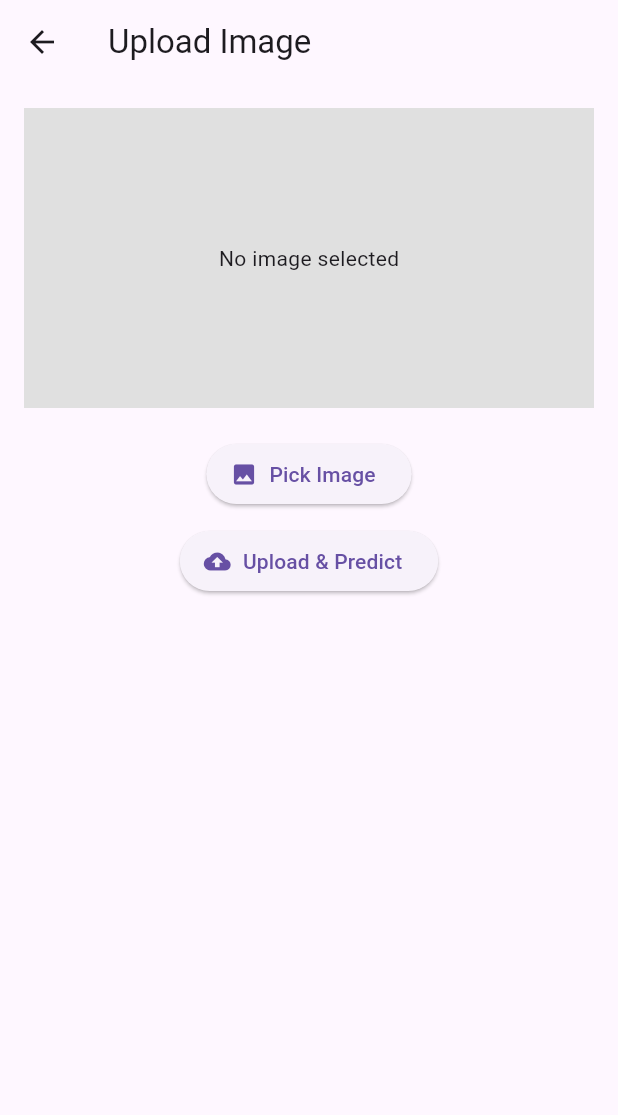
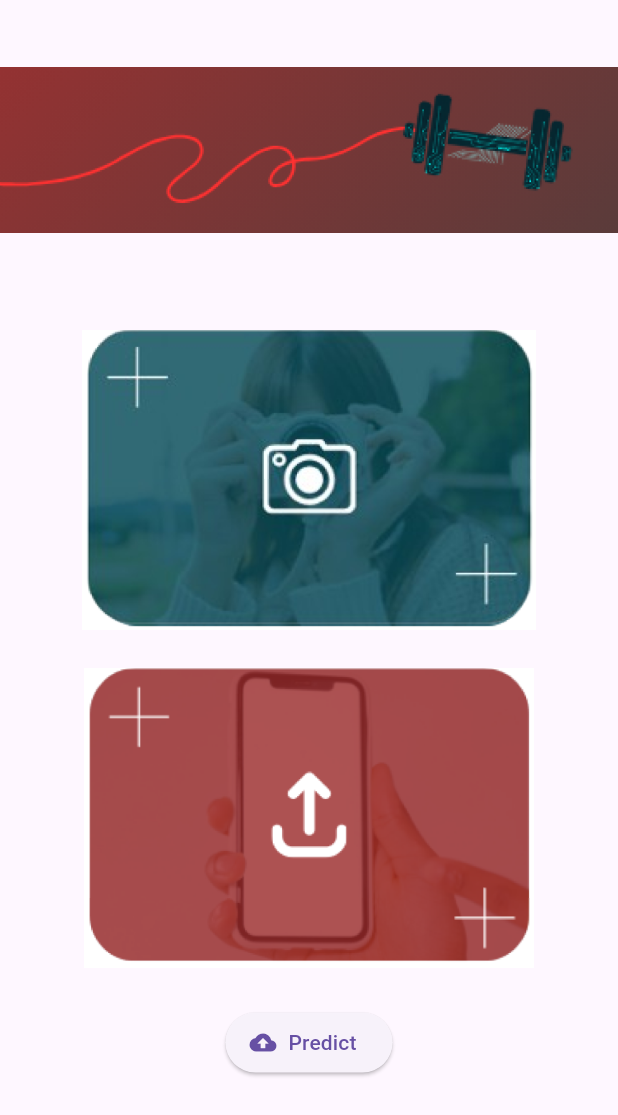
Before and after one commit to Reham-Fagih/My-Trainer, a Flutter app: the UploadScreen screen opened by its route, on a phone screen of 412 x 824 dp. Shown: the top 1115 px of the screen. Run offline on Flutter 3.47's test engine with Material 3 defaults, Android fonts, the light colour scheme and no system bars; our stand-ins replace image_picker, shared_preferences; accounts and stored records are empty.

Commit message:
Fix & Add: Fix pickImage function to  decides camera/gallery based on the parameter + Add UI for Upload_screan

```diff
--- a/lib/views/upload_screen.dart
+++ b/lib/views/upload_screen.dart
@@ -29,16 +29,16 @@ class _UploadScreenState extends State<UploadScreen> {
         PredictionController(apiService: ApiService(baseUrl: widget.baseUrl));
   }
 
-  Future<void> pickImage() async {
-    final picked =
-        await picker.pickImage(source: ImageSource.gallery, imageQuality: 85);
+  Future<void> pickImage(ImageSource source) async {
+    final picked = await picker.pickImage(source: source, imageQuality: 85);
     if (picked != null) {
       setState(() {
         _selectedImage = File(picked.path);
-        _bfPercent = null;
+        _bfPercent = null; // reset previous prediction
       });
     }
   }
+
 
   Future<void> uploadAndPredict() async {
     if (_selectedImage == null) return;
@@ -58,28 +58,62 @@ class _UploadScreenState extends State<UploadScreen> {
       setState(() => _loading = false);
     }
   }
+// ---------------------------------------------------------------------------//
 
   @override
   Widget build(BuildContext context) {
     return Scaffold(
-      appBar: AppBar(title: const Text("Upload Image")),
-      body: Padding(
+      body: Column(
+        children: [
+          // Image Header
+          Container(
+            height: 200,
+            decoration: const BoxDecoration(
+              image: DecorationImage(
+                image: AssetImage("assets/images/Header.png"), // <-- header image
+                fit: BoxFit.contain,
+
+              ),
+            ),
+          ),
+
+          // Body
+          GestureDetector(
+            onTap: () => pickImage(ImageSource.camera),
+            child: Container(
+              margin: const EdgeInsets.only(top: 20.0),
+              height: 200,
+              decoration: const BoxDecoration(
+                image: DecorationImage(
+                  image: AssetImage("assets/images/TakePicButton.png"),
+                  fit: BoxFit.contain,
+                ),
+              ),
+            ),
+          ),
+
+
+          GestureDetector(
+            onTap: () => pickImage(ImageSource.gallery),
+            child: Container(
+              margin: const EdgeInsets.only(top: 25.0),
+              height: 200,
+              decoration: const BoxDecoration(
+                image: DecorationImage(
+                  image: AssetImage("assets/images/UploudButton.png"),
+                  fit: BoxFit.contain,
+                ),
+              ),
+            ),
+          ),
+
+
+
+          Expanded(
+            child: Padding(
               padding: const EdgeInsets.all(16.0),
               child: Column(
                 children: [
-            _selectedImage != null
-                ? Image.file(_selectedImage!, height: 200)
-                : Container(
-                    height: 200,
-                    color: Colors.grey[300],
-                    child: const Center(child: Text("No image selected")),
-                  ),
-            const SizedBox(height: 20),
-            ElevatedButton.icon(
-              icon: const Icon(Icons.photo),
-              label: const Text("Pick Image"),
-              onPressed: pickImage,
-            ),
                   const SizedBox(height: 10),
                   ElevatedButton.icon(
                     icon: _loading
@@ -92,19 +126,24 @@ class _UploadScreenState extends State<UploadScreen> {
                       ),
                     )
                         : const Icon(Icons.cloud_upload),
-              label: const Text("Upload & Predict"),
+                    label: const Text("Predict"),
                     onPressed: _loading ? null : uploadAndPredict,
                   ),
                   const SizedBox(height: 20),
+                  /* In result page
                   if (_bfPercent != null)
                     Text(
                       "Estimated Body Fat: ${_bfPercent!.toStringAsFixed(2)}%",
-                style:
-                    const TextStyle(fontSize: 20, fontWeight: FontWeight.bold),
+                      style: const TextStyle(
+                          fontSize: 20, fontWeight: FontWeight.bold),
+                    ), */
+                ],
+              ),
+            ),
           ),
         ],
       ),
-      ),
     );
   }
+
 }
```
Also changed, not shown: assets/images/FooterBackground.png (added), assets/images/Header.png (added), assets/images/TakePicButton.png (added), assets/images/UploudButton.png (added). Lines whose indentation alone changed are shown as unchanged.
